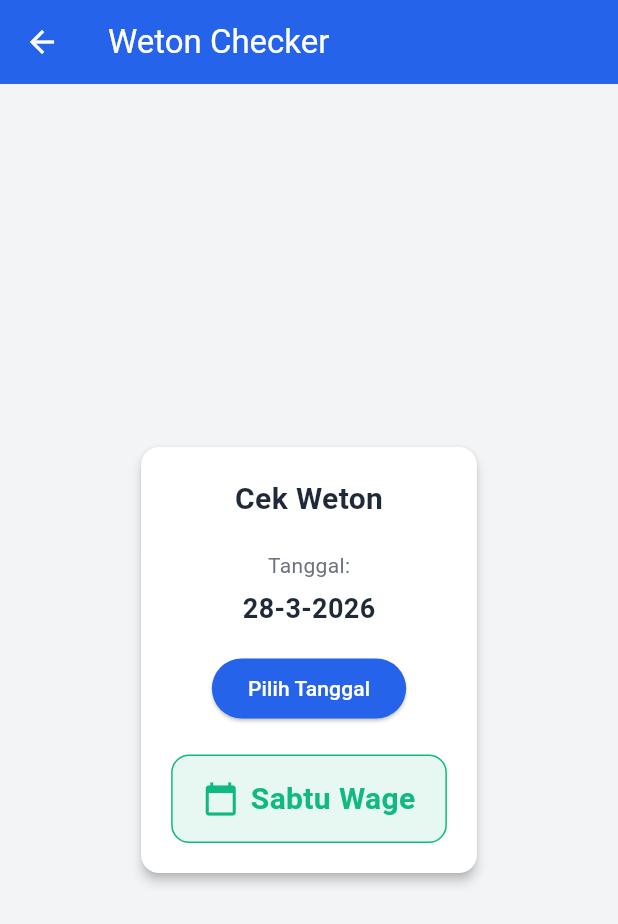
After one commit to AmnanBK/tpm-tugas-modul-4, a Flutter app: the WetonCheckerScreen screen opened directly, on a phone screen of 412 x 824 dp. The commit adds this screen. Shown: the top 924 px of the screen. Run offline on Flutter 3.47's test engine with Material 3 defaults, Android fonts, the phone set to English and light mode, and no system bars; our stand-ins replace hijri.

Commit message:
add weton_checker

```diff
--- a/lib/features/home/screens/home_screen.dart
+++ b/lib/features/home/screens/home_screen.dart
@@ -6,6 +6,7 @@ import '../../calculator/screens/calculator_screen.dart';
 import '../../number_checker/screens/checker_screen.dart';
 import '../../pyramid/screens/pyramid_screen.dart';
 import '../../field_counter/screens/field_counter_screen.dart';
+import '../../weton_checker/screens/weton_checker_screen.dart';
 import '../../../core/theme/app_colors.dart';
 
 class HomeScreen extends StatefulWidget {
@@ -55,6 +56,7 @@ class _HomeScreenState extends State<HomeScreen> {
       'Stopwatch',
       'Piramida',
       'Konversi Hijriah',
+      'Cek Weton',
     ];
 
     return GridView.builder(
@@ -112,6 +114,13 @@ class _HomeScreenState extends State<HomeScreen> {
                   builder: (context) => const HijriahConverterScreen(),
                 ),
               );
+            } else if (features[index] == 'Cek Weton') {
+              Navigator.push(
+                context,
+                MaterialPageRoute(
+                  builder: (context) => const WetonCheckerScreen(),
+                ),
+              );
             }
           },
           child: Container(
--- /dev/null
+++ b/lib/features/weton_checker/screens/weton_checker_screen.dart
@@ -0,0 +1,189 @@
+import 'package:flutter/material.dart';
+import '../../../core/theme/app_colors.dart';
+
+class WetonCheckerScreen extends StatefulWidget {
+  const WetonCheckerScreen({super.key});
+
+  @override
+  State<WetonCheckerScreen> createState() => _WetonCheckerScreenState();
+}
+
+class _WetonCheckerScreenState extends State<WetonCheckerScreen> {
+  DateTime selectedDate = DateTime.now();
+  String result = "";
+
+  final List<String> wetonList = [
+    "Legi",
+    "Pahing",
+    "Pon",
+    "Wage",
+    "Kliwon"
+  ];
+
+  @override
+  void initState() {
+    super.initState();
+    calculateWeton();
+  }
+
+  Future<void> pickDate() async {
+    DateTime? picked = await showDatePicker(
+      context: context,
+      initialDate: selectedDate,
+      firstDate: DateTime(1900),
+      lastDate: DateTime(2100),
+    );
+
+    if (picked != null) {
+      setState(() {
+        selectedDate = picked;
+      });
+      calculateWeton();
+    }
+  }
+
+  void calculateWeton() {
+    //acuan 1 Januari 2023 adalah mingu pahing
+    DateTime baseDate = DateTime(2023, 1, 1);
+
+    int diff = selectedDate.difference(baseDate).inDays;
+
+    int wetonIndex = (diff + 1) % 5;
+    if (wetonIndex < 0) wetonIndex += 5;
+
+    String weton = wetonList[wetonIndex];
+    String dayName = getDayName(selectedDate.weekday);
+
+    setState(() {
+      result = "$dayName $weton";
+    });
+  }
+
+  String getDayName(int day) {
+    switch (day) {
+      case 1:
+        return "Senin";
+      case 2:
+        return "Selasa";
+      case 3:
+        return "Rabu";
+      case 4:
+        return "Kamis";
+      case 5:
+        return "Jumat";
+      case 6:
+        return "Sabtu";
+      case 7:
+        return "Minggu";
+      default:
+        return "";
+    }
+  }
+
+  @override
+  Widget build(BuildContext context) {
+    return Scaffold(
+      backgroundColor: AppColors.background,
+      appBar: AppBar(
+        title: const Text("Weton Checker"),
+      ),
+      body: Center(
+        child: ConstrainedBox(
+          constraints: const BoxConstraints(maxWidth: 400),
+          child: Card(
+            color: AppColors.surface,
+            elevation: 3,
+            shape: RoundedRectangleBorder(
+              borderRadius: BorderRadius.circular(12),
+            ),
+            child: Padding(
+              padding: const EdgeInsets.all(20),
+              child: Column(
+                mainAxisSize: MainAxisSize.min,
+                children: [
+
+                  const Text(
+                    "Cek Weton",
+                    style: TextStyle(
+                      fontSize: 20,
+                      fontWeight: FontWeight.bold,
+                      color: AppColors.textPrimary,
+                    ),
+                  ),
+
+                  const SizedBox(height: 20),
+
+                  const Text(
+                    "Tanggal:",
+                    style: TextStyle(
+                      color: AppColors.textSecondary,
+                    ),
+                  ),
+
+                  const SizedBox(height: 6),
+
+                  Text(
+                    "${selectedDate.day}-${selectedDate.month}-${selectedDate.year}",
+                    style: const TextStyle(
+                      fontSize: 18,
+                      fontWeight: FontWeight.bold,
+                      color: AppColors.textPrimary,
+                    ),
+                  ),
+
+                  const SizedBox(height: 16),
+
+                  ElevatedButton(
+                    onPressed: pickDate,
+                    style: ElevatedButton.styleFrom(
+                      backgroundColor: AppColors.primary,
+                      foregroundColor: Colors.white,
+                      shape: RoundedRectangleBorder(
+                        borderRadius: BorderRadius.circular(20),
+                      ),
+                    ),
+                    child: const Text("Pilih Tanggal"),
+                  ),
+
+                  const SizedBox(height: 20),
+
+                  Container(
+                    padding: const EdgeInsets.symmetric(
+                      vertical: 14,
+                      horizontal: 20,
+                    ),
+                    decoration: BoxDecoration(
+                      color: AppColors.secondary.withOpacity(0.1),
+                      borderRadius: BorderRadius.circular(12),
+                      border: Border.all(
+                        color: AppColors.secondary,
+                      ),
+                    ),
+                    child: Row(
+                      mainAxisSize: MainAxisSize.min,
+                      children: [
+                        const Icon(
+                          Icons.calendar_today,
+                          color: AppColors.secondary,
+                        ),
+                        const SizedBox(width: 8),
+                        Text(
+                          result,
+                          style: const TextStyle(
+                            fontSize: 20,
+                            fontWeight: FontWeight.bold,
+                            color: AppColors.secondary,
+                          ),
+                        ),
+                      ],
+                    ),
+                  ),
+                ],
+              ),
+            ),
+          ),
+        ),
+      ),
+    );
+  }
+}
```
